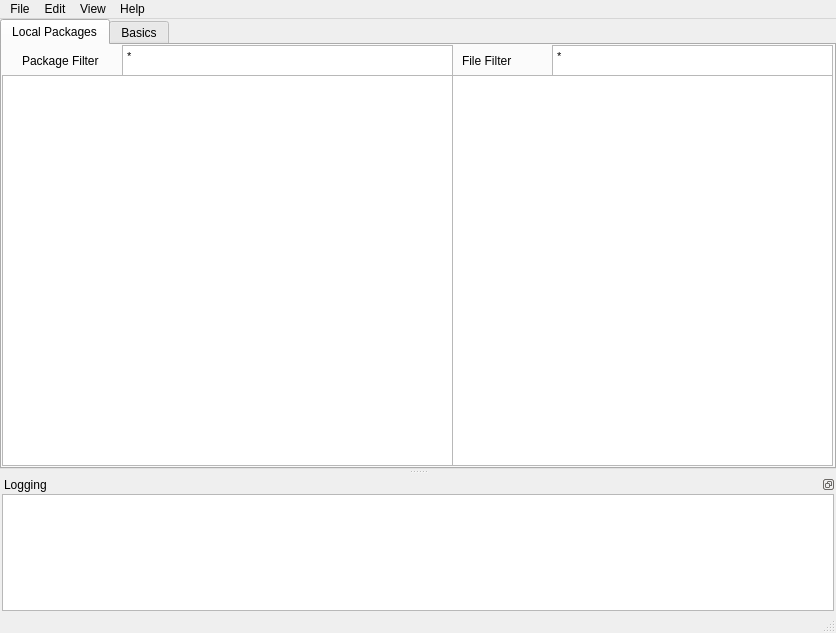
Above: src/conan_app_launcher/ui/qt/app_grid.ui from goszpeti/conan_explorer before the change. Below: the same form after it.
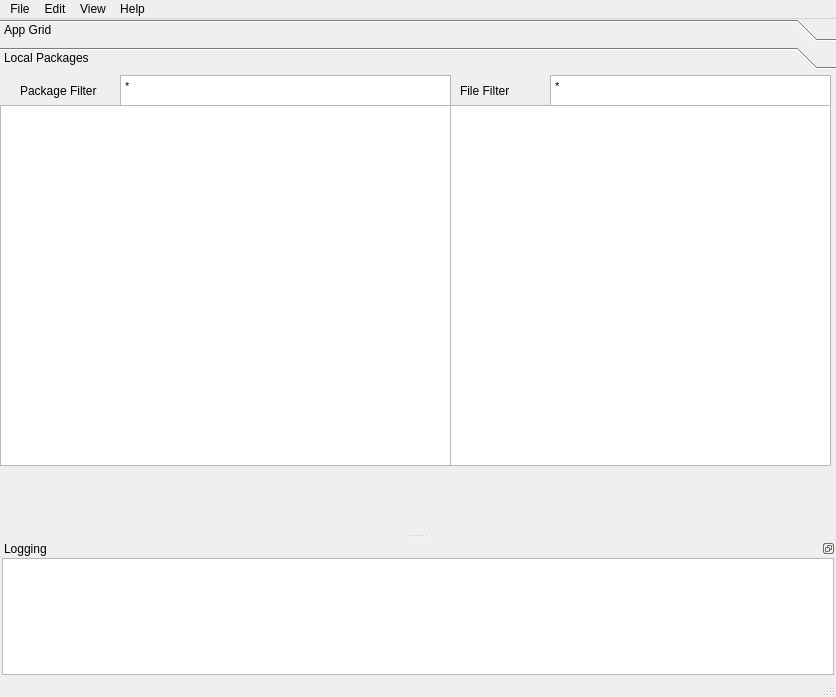
That is the form after the change. The open tabs and pages were chosen to show the change. Icons and pictures are not drawn.

The edit to the form file:
```diff
--- a/src/conan_app_launcher/ui/qt/app_grid.ui
+++ b/src/conan_app_launcher/ui/qt/app_grid.ui
@@ -7,7 +7,7 @@
     <x>0</x>
     <y>0</y>
     <width>836</width>
-    <height>633</height>
+    <height>697</height>
    </rect>
   </property>
   <property name="acceptDrops">
@@ -43,104 +43,29 @@
      <number>0</number>
     </property>
     <item>
-     <widget class="QTabWidget" name="tabs">
+     <widget class="QToolBox" name="main_toolbox">
+      <widget class="QWidget" name="toolbox_page_app_grid" native="true">
+       <attribute name="label">
+        <string>App Grid</string>
+       </attribute>
+       <widget class="QTabWidget" name="tab_bar">
+        <property name="geometry">
+         <rect>
+          <x>0</x>
+          <y>0</y>
+          <width>836</width>
+          <height>461</height>
+         </rect>
+        </property>
       <property name="currentIndex">
        <number>0</number>
       </property>
-      <widget class="QWidget" name="package_viewer">
-       <attribute name="title">
-        <string>Local Packages</string>
-       </attribute>
-       <widget class="QTreeView" name="treeView">
-        <property name="geometry">
-         <rect>
-          <x>0</x>
-          <y>30</y>
-          <width>451</width>
-          <height>391</height>
-         </rect>
+        <property name="elideMode">
+         <enum>Qt::ElideLeft</enum>
         </property>
-        <property name="itemsExpandable">
+        <property name="usesScrollButtons">
          <bool>true</bool>
         </property>
-        <property name="sortingEnabled">
-         <bool>true</bool>
-        </property>
-        <property name="animated">
-         <bool>true</bool>
-        </property>
-       </widget>
-       <widget class="QListView" name="listView">
-        <property name="geometry">
-         <rect>
-          <x>450</x>
-          <y>30</y>
-          <width>381</width>
-          <height>391</height>
-         </rect>
-        </property>
-       </widget>
-       <widget class="QTextEdit" name="textEdit">
-        <property name="geometry">
-         <rect>
-          <x>550</x>
-          <y>0</y>
-          <width>281</width>
-          <height>31</height>
-         </rect>
-        </property>
-        <property name="html">
-         <string>&lt;!DOCTYPE HTML PUBLIC &quot;-//W3C//DTD HTML 4.0//EN&quot; &quot;http://www.w3.org/TR/REC-html40/strict.dtd&quot;&gt;
-&lt;html&gt;&lt;head&gt;&lt;meta name=&quot;qrichtext&quot; content=&quot;1&quot; /&gt;&lt;style type=&quot;text/css&quot;&gt;
-p, li { white-space: pre-wrap; }
-&lt;/style&gt;&lt;/head&gt;&lt;body style=&quot; font-family:'MS Shell Dlg 2'; font-size:7.875pt; font-weight:400; font-style:normal;&quot;&gt;
-&lt;p style=&quot; margin-top:0px; margin-bottom:0px; margin-left:0px; margin-right:0px; -qt-block-indent:0; text-indent:0px;&quot;&gt;*&lt;/p&gt;&lt;/body&gt;&lt;/html&gt;</string>
-        </property>
-       </widget>
-       <widget class="QTextEdit" name="textEdit_2">
-        <property name="geometry">
-         <rect>
-          <x>120</x>
-          <y>0</y>
-          <width>331</width>
-          <height>31</height>
-         </rect>
-        </property>
-        <property name="html">
-         <string>&lt;!DOCTYPE HTML PUBLIC &quot;-//W3C//DTD HTML 4.0//EN&quot; &quot;http://www.w3.org/TR/REC-html40/strict.dtd&quot;&gt;
-&lt;html&gt;&lt;head&gt;&lt;meta name=&quot;qrichtext&quot; content=&quot;1&quot; /&gt;&lt;style type=&quot;text/css&quot;&gt;
-p, li { white-space: pre-wrap; }
-&lt;/style&gt;&lt;/head&gt;&lt;body style=&quot; font-family:'MS Shell Dlg 2'; font-size:7.875pt; font-weight:400; font-style:normal;&quot;&gt;
-&lt;p style=&quot; margin-top:0px; margin-bottom:0px; margin-left:0px; margin-right:0px; -qt-block-indent:0; text-indent:0px;&quot;&gt;*&lt;/p&gt;&lt;/body&gt;&lt;/html&gt;</string>
-        </property>
-       </widget>
-       <widget class="QLabel" name="label">
-        <property name="geometry">
-         <rect>
-          <x>20</x>
-          <y>5</y>
-          <width>81</width>
-          <height>21</height>
-         </rect>
-        </property>
-        <property name="text">
-         <string>Package Filter</string>
-        </property>
-       </widget>
-       <widget class="QLabel" name="label_2">
-        <property name="geometry">
-         <rect>
-          <x>460</x>
-          <y>5</y>
-          <width>81</width>
-          <height>21</height>
-         </rect>
-        </property>
-        <property name="text">
-         <string>File Filter</string>
-        </property>
-       </widget>
-      </widget>
       <widget class="QWidget" name="tab_1">
        <property name="sizePolicy">
         <sizepolicy hsizetype="Expanding" vsizetype="Expanding">
@@ -190,7 +115,7 @@
              <x>0</x>
              <y>0</y>
              <width>811</width>
-             <height>416</height>
+               <height>433</height>
             </rect>
            </property>
            <property name="sizePolicy">
@@ -307,6 +232,102 @@
          </widget>
         </item>
        </layout>
+        </widget>
+       </widget>
+      </widget>
+      <widget class="QWidget" name="toolbox_page_local_packages" native="true">
+       <attribute name="label">
+        <string>Local Packages</string>
+       </attribute>
+       <widget class="QLabel" name="label_3">
+        <property name="geometry">
+         <rect>
+          <x>20</x>
+          <y>5</y>
+          <width>81</width>
+          <height>21</height>
+         </rect>
+        </property>
+        <property name="text">
+         <string>Package Filter</string>
+        </property>
+       </widget>
+       <widget class="QListView" name="listView_2">
+        <property name="geometry">
+         <rect>
+          <x>450</x>
+          <y>30</y>
+          <width>381</width>
+          <height>361</height>
+         </rect>
+        </property>
+       </widget>
+       <widget class="QLabel" name="label_4">
+        <property name="geometry">
+         <rect>
+          <x>460</x>
+          <y>5</y>
+          <width>81</width>
+          <height>21</height>
+         </rect>
+        </property>
+        <property name="text">
+         <string>File Filter</string>
+        </property>
+       </widget>
+       <widget class="QTextEdit" name="textEdit_4">
+        <property name="geometry">
+         <rect>
+          <x>120</x>
+          <y>0</y>
+          <width>331</width>
+          <height>31</height>
+         </rect>
+        </property>
+        <property name="html">
+         <string>&lt;!DOCTYPE HTML PUBLIC &quot;-//W3C//DTD HTML 4.0//EN&quot; &quot;http://www.w3.org/TR/REC-html40/strict.dtd&quot;&gt;
+&lt;html&gt;&lt;head&gt;&lt;meta name=&quot;qrichtext&quot; content=&quot;1&quot; /&gt;&lt;style type=&quot;text/css&quot;&gt;
+p, li { white-space: pre-wrap; }
+&lt;/style&gt;&lt;/head&gt;&lt;body style=&quot; font-family:'MS Shell Dlg 2'; font-size:7.875pt; font-weight:400; font-style:normal;&quot;&gt;
+&lt;p style=&quot; margin-top:0px; margin-bottom:0px; margin-left:0px; margin-right:0px; -qt-block-indent:0; text-indent:0px;&quot;&gt;*&lt;/p&gt;&lt;/body&gt;&lt;/html&gt;</string>
+        </property>
+       </widget>
+       <widget class="QTreeView" name="treeView_2">
+        <property name="geometry">
+         <rect>
+          <x>0</x>
+          <y>30</y>
+          <width>451</width>
+          <height>361</height>
+         </rect>
+        </property>
+        <property name="itemsExpandable">
+         <bool>true</bool>
+        </property>
+        <property name="sortingEnabled">
+         <bool>true</bool>
+        </property>
+        <property name="animated">
+         <bool>true</bool>
+        </property>
+       </widget>
+       <widget class="QTextEdit" name="textEdit_3">
+        <property name="geometry">
+         <rect>
+          <x>550</x>
+          <y>0</y>
+          <width>281</width>
+          <height>31</height>
+         </rect>
+        </property>
+        <property name="html">
+         <string>&lt;!DOCTYPE HTML PUBLIC &quot;-//W3C//DTD HTML 4.0//EN&quot; &quot;http://www.w3.org/TR/REC-html40/strict.dtd&quot;&gt;
+&lt;html&gt;&lt;head&gt;&lt;meta name=&quot;qrichtext&quot; content=&quot;1&quot; /&gt;&lt;style type=&quot;text/css&quot;&gt;
+p, li { white-space: pre-wrap; }
+&lt;/style&gt;&lt;/head&gt;&lt;body style=&quot; font-family:'MS Shell Dlg 2'; font-size:7.875pt; font-weight:400; font-style:normal;&quot;&gt;
+&lt;p style=&quot; margin-top:0px; margin-bottom:0px; margin-left:0px; margin-right:0px; -qt-block-indent:0; text-indent:0px;&quot;&gt;*&lt;/p&gt;&lt;/body&gt;&lt;/html&gt;</string>
+        </property>
+       </widget>
       </widget>
      </widget>
     </item>
```
Lines whose indentation alone changed are shown as unchanged.
